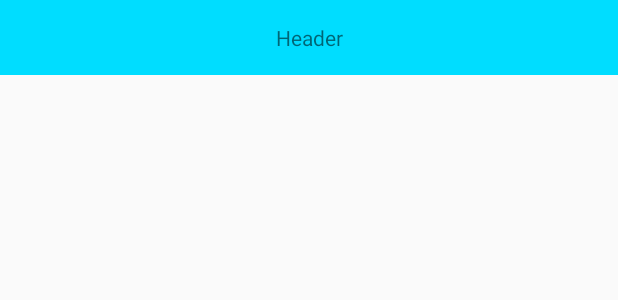
After one commit to arkenous/StickyRecyclerViewSample, an Android app: the layout list_item_header.xml on its own in the app's theme, with its tools: preview values and no code run, on a phone screen of 412 x 824 dp. The commit adds this screen. Shown: the top 300 px of the screen. Run offline under Robolectric (Android 15) with nearby library versions, the phone set to English and light mode, and no system bars.

Commit message:
Implement layout files

```diff
--- /dev/null
+++ b/app/src/main/res/layout/list_item_header.xml
@@ -0,0 +1,21 @@
+<?xml version="1.0" encoding="utf-8"?>
+<layout xmlns:android="http://schemas.android.com/apk/res/android"
+        xmlns:tools="http://schemas.android.com/tools">
+
+  <LinearLayout
+    android:id="@+id/header_root"
+    android:layout_width="match_parent"
+    android:layout_height="50dp"
+    android:orientation="horizontal"
+    android:background="@android:color/holo_blue_bright">
+
+    <TextView
+      android:id="@+id/header_text_view"
+      android:layout_width="match_parent"
+      android:layout_height="match_parent"
+      android:gravity="center"
+      tools:text="Header"/>
+
+  </LinearLayout>
+
+</layout>
```
Also changed, not shown: app/src/main/res/layout/activity_main.xml (+6 -4 lines), app/src/main/res/layout/list_item_content.xml (added, +21 -0 lines).
